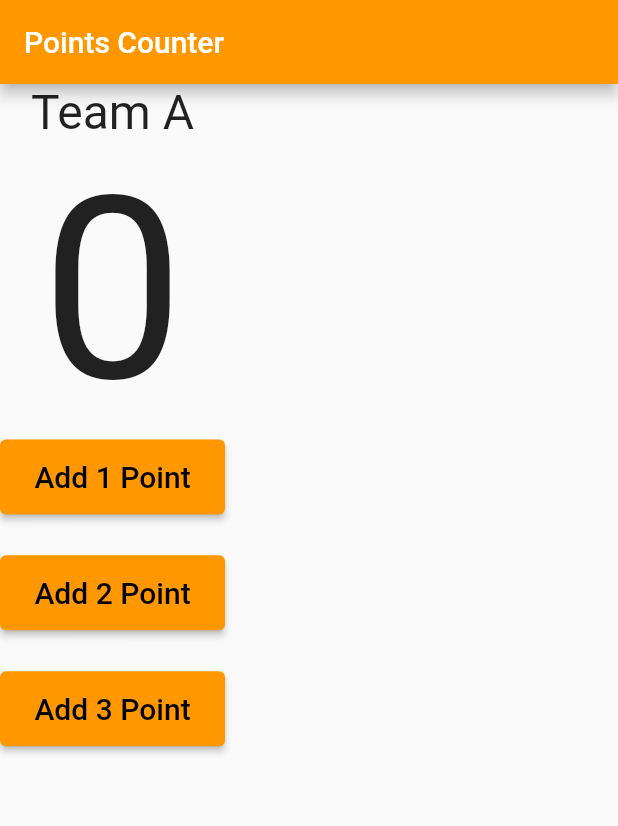
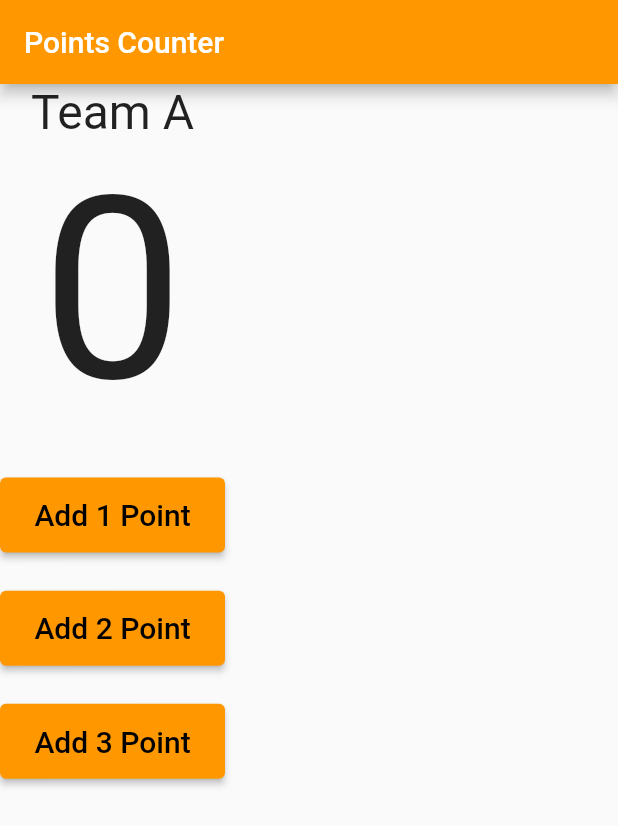
Before and after one commit to alaakorda/Basketball-Points, a Flutter app: the screen it shows after launch, on a phone screen of 412 x 824 dp. Shown: the top 826 px of the screen. Run offline on Flutter 3.47's test engine with Material 2 defaults, Android fonts, the phone set to English and light mode, and no system bars.

Commit message:
Update main.dart

```diff
--- a/lib/main.dart
+++ b/lib/main.dart
@@ -16,9 +16,11 @@ class BasketBallPoints extends StatelessWidget {
           backgroundColor: Colors.orange,
         ),
         body: Column(
+
           children: [
             Text("Team A",style: TextStyle(fontSize: 32),),
              Text("0",style: TextStyle(fontSize: 170),),
+            Spacer(flex: 1,),
              ElevatedButton(
               style: ElevatedButton.styleFrom(
                 primary: Colors.orange,
```
